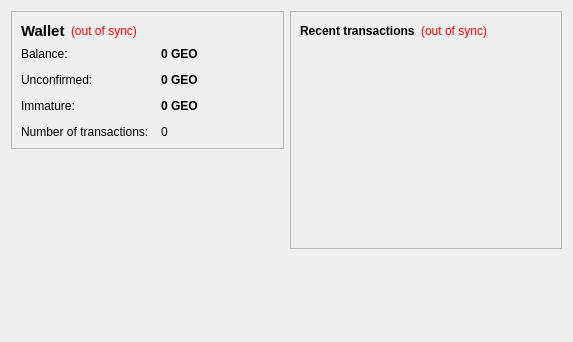
First picture: the form in src/qt/forms/overviewpage.ui, repository benoitbillaume/billaume, before the edit.
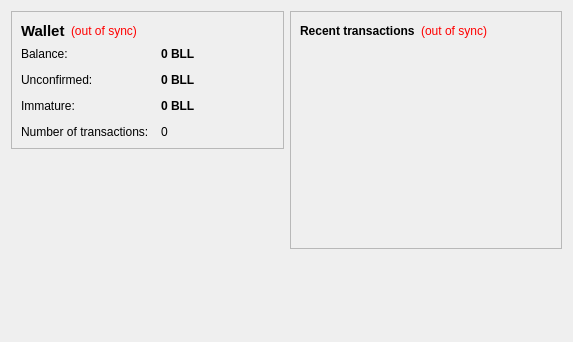
Second picture: the form after the edit.

Diff of the .ui file:
```diff
--- a/src/qt/forms/overviewpage.ui
+++ b/src/qt/forms/overviewpage.ui
@@ -105,7 +105,7 @@
              <string>Your current balance</string>
             </property>
             <property name="text">
-             <string notr="true">0 GEO</string>
+             <string notr="true">0 BLL</string>
             </property>
             <property name="textInteractionFlags">
              <set>Qt::LinksAccessibleByMouse|Qt::TextSelectableByKeyboard|Qt::TextSelectableByMouse</set>
@@ -134,7 +134,7 @@
              <string>Total of transactions that have yet to be confirmed, and do not yet count toward the current balance</string>
             </property>
             <property name="text">
-             <string notr="true">0 GEO</string>
+             <string notr="true">0 BLL</string>
             </property>
             <property name="textInteractionFlags">
              <set>Qt::LinksAccessibleByMouse|Qt::TextSelectableByKeyboard|Qt::TextSelectableByMouse</set>
@@ -177,7 +177,7 @@
              <string>Mined balance that has not yet matured</string>
             </property>
             <property name="text">
-             <string notr="true">0 GEO</string>
+             <string notr="true">0 BLL</string>
             </property>
             <property name="textInteractionFlags">
              <set>Qt::LinksAccessibleByMouse|Qt::TextSelectableByKeyboard|Qt::TextSelectableByMouse</set>
```
Left out of the diff: 4 changed lines with no effect on the pictures.
